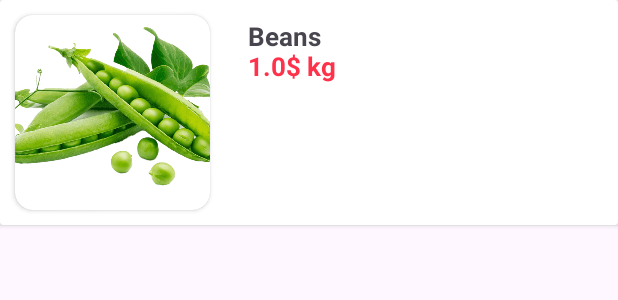
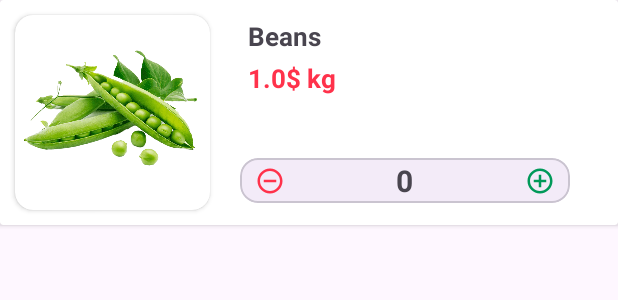
Before and after one commit to alimbeker/GroceryApp, an Android app: the layout cart_item_layout.xml on its own in the app's theme, with its tools: preview values and no code run, on a phone screen of 412 x 824 dp. Shown: the top 300 px of the screen. Run offline under Robolectric (Android 15) with nearby library versions, the phone set to English and light mode, and no system bars.

Commit message:
use refactoring to use both layouts with viewtype

```diff
--- a/app/src/main/res/layout/cart_item_layout.xml
+++ b/app/src/main/res/layout/cart_item_layout.xml
@@ -24,7 +24,7 @@
                 android:layout_width="match_parent"
                 android:layout_height="match_parent"
                 android:src="@drawable/beans"
-                android:scaleType="centerCrop" />
+                />
 
         </androidx.cardview.widget.CardView>
 
@@ -44,14 +44,50 @@
             android:layout_width="wrap_content"
             android:layout_height="wrap_content"
             android:layout_marginStart="165dp"
-            android:layout_marginTop="32dp"
+            android:layout_marginTop="40dp"
             android:layout_marginEnd="5dp"
             android:textColor="@color/price_color"
             android:textSize="17sp"
             android:textStyle="bold"
             tools:text="1.0$ kg" />
 
+        <com.google.android.material.card.MaterialCardView
+            android:layout_width="220dp"
+            android:layout_height="30dp"
+            android:layout_marginTop="105dp"
+            android:layout_marginRight="10dp"
+            android:layout_marginStart="160dp"
+            app:cardElevation="0dp">
 
+            <com.google.android.material.imageview.ShapeableImageView
+                android:id="@+id/button_add_to_cart"
+                android:layout_width="20dp"
+                android:layout_height="20dp"
+                android:src="@drawable/add_to_card"
+                android:layout_marginTop="5dp"
+                android:layout_marginRight="10dp"
+                android:layout_gravity="end"
+                />
+            <TextView
+                android:id="@+id/quantity_of_product"
+                android:layout_width="wrap_content"
+                android:layout_height="wrap_content"
+                android:layout_gravity="center"
+                android:text="0"
+                android:textStyle="bold"
+                android:textSize="20sp"
+                />
+            <com.google.android.material.imageview.ShapeableImageView
+                android:id="@+id/button_remove_from_cart"
+                android:layout_width="20dp"
+                android:layout_height="20dp"
+                android:src="@drawable/remove_from_card"
+                android:layout_marginTop="5dp"
+                android:layout_marginLeft="10dp"
+                android:layout_gravity="start"
+                />
+
+        </com.google.android.material.card.MaterialCardView>
 
 
 
```
Also changed, not shown: app/src/main/java/arbuz/android/groceryapp/presentation/adapter/GroceryAdapter.kt (+63 -7 lines).
